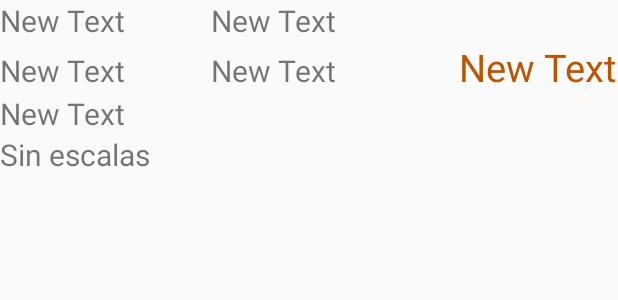
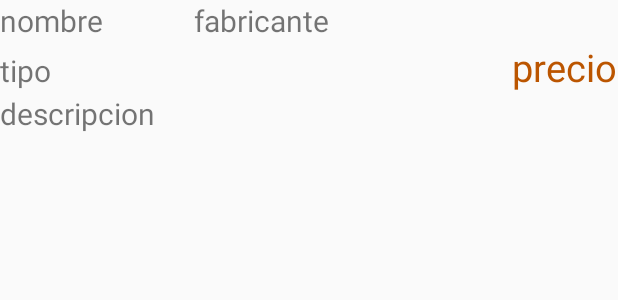
Before and after one commit to Daleier/Proyecto1EvaMobiles, an Android app: the layout layout_elemento_lista_resultado.xml on its own in the app's theme, with its tools: preview values and no code run, on a phone screen of 412 x 824 dp. Shown: the top 300 px of the screen. Run offline under Robolectric (Android 15) with nearby library versions, the phone set to English and light mode, and no system bars.

Commit message:
Finalizado listview

```diff
--- a/app/src/main/AndroidManifest.xml
+++ b/app/src/main/AndroidManifest.xml
@@ -17,6 +17,7 @@
             </intent-filter>
         </activity>
         <activity android:name=".aplicacion.BusquedaComponentes" />
+        <activity android:name=".aplicacion.ResultadoBusqueda" />
         <activity android:name=".aplicacion.NuevoUsuario" />
         <activity android:name=".aplicacion.EdicionPerfil" />
     </application>
--- a/app/src/main/res/layout/activity_buscar_componentes.xml
+++ b/app/src/main/res/layout/activity_buscar_componentes.xml
@@ -57,7 +57,7 @@
 
             <EditText
                 android:id="@+id/precio_max"
-                android:text="250"
+                android:text="25000"
                 android:inputType="numberDecimal"
                 android:imeOptions="actionDone"
                 />
--- a/app/src/main/res/layout/layout_elemento_lista_resultado.xml
+++ b/app/src/main/res/layout/layout_elemento_lista_resultado.xml
@@ -11,17 +11,17 @@
         <TableRow>
 
             <TextView
-                android:id="@+id/origen"
+                android:id="@+id/nombre"
                 android:layout_width="wrap_content"
                 android:layout_height="wrap_content"
-                android:text="New Text"
+                android:text="nombre"
                 android:textSize="20sp" />
 
             <TextView
-                android:id="@+id/destino"
+                android:id="@+id/fabricante"
                 android:layout_width="wrap_content"
                 android:layout_height="wrap_content"
-                android:text="New Text"
+                android:text="fabricante"
                 android:textSize="20sp" />
 
         </TableRow>
@@ -29,24 +29,19 @@
         <TableRow>
 
             <TextView
-                android:id="@+id/hora_salida"
+                android:id="@+id/tipo"
                 android:layout_width="wrap_content"
                 android:layout_height="wrap_content"
-                android:text="New Text"
-                android:textSize="20sp" />
+                android:text="tipo"
+                android:textSize="20sp"
+                android:layout_span="2"/>
 
-            <TextView
-                android:id="@+id/hora_llegada"
-                android:layout_width="wrap_content"
-                android:layout_height="wrap_content"
-                android:text="New Text"
-                android:textSize="20sp" />
 
             <TextView
                 android:id="@+id/precio"
                 android:layout_width="wrap_content"
                 android:layout_height="wrap_content"
-                android:text="New Text"
+                android:text="precio"
                 android:textAlignment="viewEnd"
                 android:textColor="#BB5500"
                 android:textSize="25sp"
@@ -54,26 +49,13 @@
         </TableRow>
 
         <TableRow>
-
-            <LinearLayout
-                android:layout_width="wrap_content"
-                android:layout_height="wrap_content"
-                android:orientation="vertical">
-
                 <TextView
-                    android:id="@+id/duracion"
+                    android:id="@+id/descripcion"
                     android:layout_width="wrap_content"
                     android:layout_height="wrap_content"
-                    android:text="New Text"
-                    android:textSize="20sp" />
-
-                <TextView
-                    android:id="@+id/textView4"
-                    android:layout_width="wrap_content"
-                    android:layout_height="wrap_content"
-                    android:text="Sin escalas"
-                    android:textSize="20sp" />
-            </LinearLayout>
+                    android:text="descripcion"
+                    android:textSize="20sp"
+                    android:layout_span="3"/>
         </TableRow>
 
     </TableLayout>
--- a/app/src/main/res/values/strings.xml
+++ b/app/src/main/res/values/strings.xml
@@ -40,4 +40,5 @@
     <string name="moneda">€</string>
     <string name="buscar">Buscar</string>
     <string name="opcional">Opcional</string>
+    <string name="componentes">Componentes</string>
 </resources>
```
Also changed, not shown: app/src/main/java/com/example/dam203/proyecto1eva/aplicacion/BusquedaComponentes.java (+22 -11 lines), app/src/main/java/com/example/dam203/proyecto1eva/aplicacion/ResultadoBusqueda.java (+12 -12 lines), app/src/main/java/com/example/dam203/proyecto1eva/aplicacion/UsuarioDAOSQLite.java (+4 -4 lines), app/src/main/res/layout/activity_resultado_busqueda.xml (+2 -12 lines), app/src/main/assets/appcomponentes.db.
